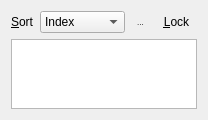
Qt form palettewidget.ui (not-surt/SimPix) before a commit.
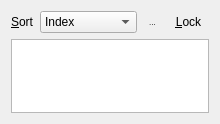
The same form after that commit. Icons and pictures are not drawn. Custom widgets are drawn as their Qt base class.

Patch:
```diff
--- a/palettewidget.ui
+++ b/palettewidget.ui
@@ -6,8 +6,8 @@
    <rect>
     <x>0</x>
     <y>0</y>
-    <width>187</width>
-    <height>109</height>
+    <width>220</width>
+    <height>124</height>
    </rect>
   </property>
   <property name="windowTitle">
```
Left out of the diff: 2 changed lines with no effect on the pictures.
